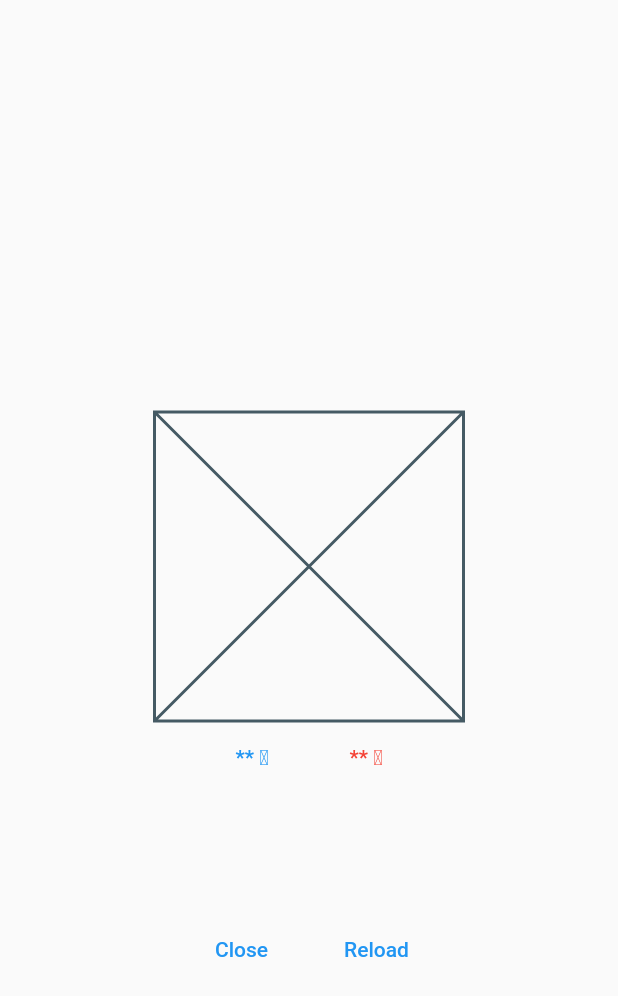
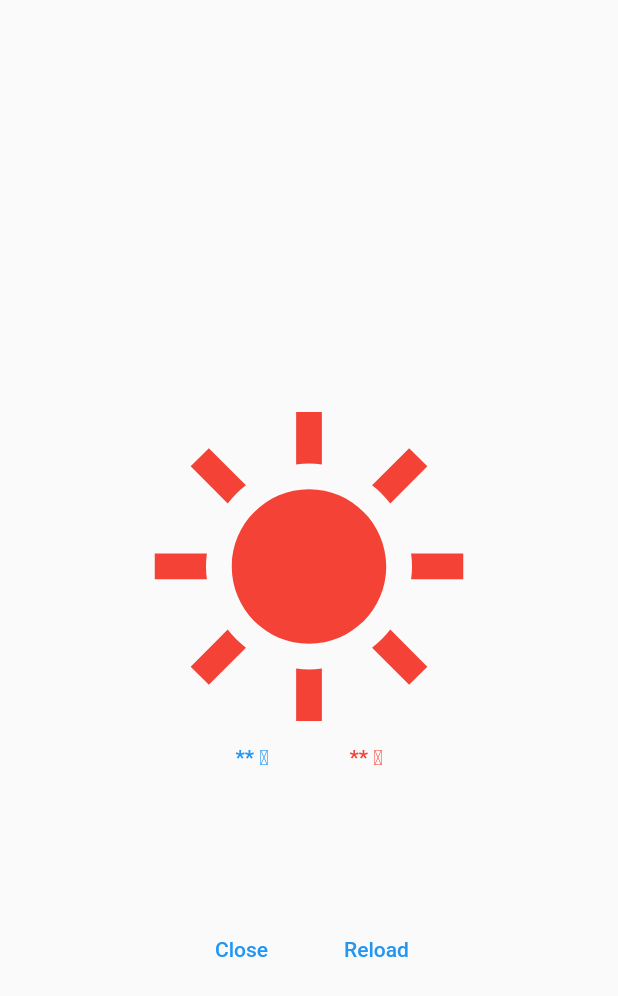
Before and after one commit to t-kawasaki0325/flutter-coding, a Flutter app: the screen it shows after launch, on a phone screen of 412 x 824 dp. Shown: the top 996 px of the screen. Run offline on Flutter 3.47's test engine with Material 2 defaults, Android fonts, the phone set to English and light mode, and no system bars; our stand-ins replace flutter_svg.

Commit message:
feat: svgを画面に表示させる

```diff
--- a/lib/main_widget.dart
+++ b/lib/main_widget.dart
@@ -1,12 +1,13 @@
 import 'package:flutter/material.dart';
+import 'package:flutter_svg/svg.dart';
 
 class MainWidget extends StatelessWidget {
   @override
   Widget build(BuildContext context) {
     return Column(mainAxisSize: MainAxisSize.min, children: [
-      const AspectRatio(
+      AspectRatio(
         aspectRatio: 1 / 1,
-        child: Placeholder(),
+        child: SvgPicture.asset('images/sunny.svg'), // TODO: 画像の変更
       ),
       Padding(
         padding: const EdgeInsets.symmetric(vertical: 16),
```
